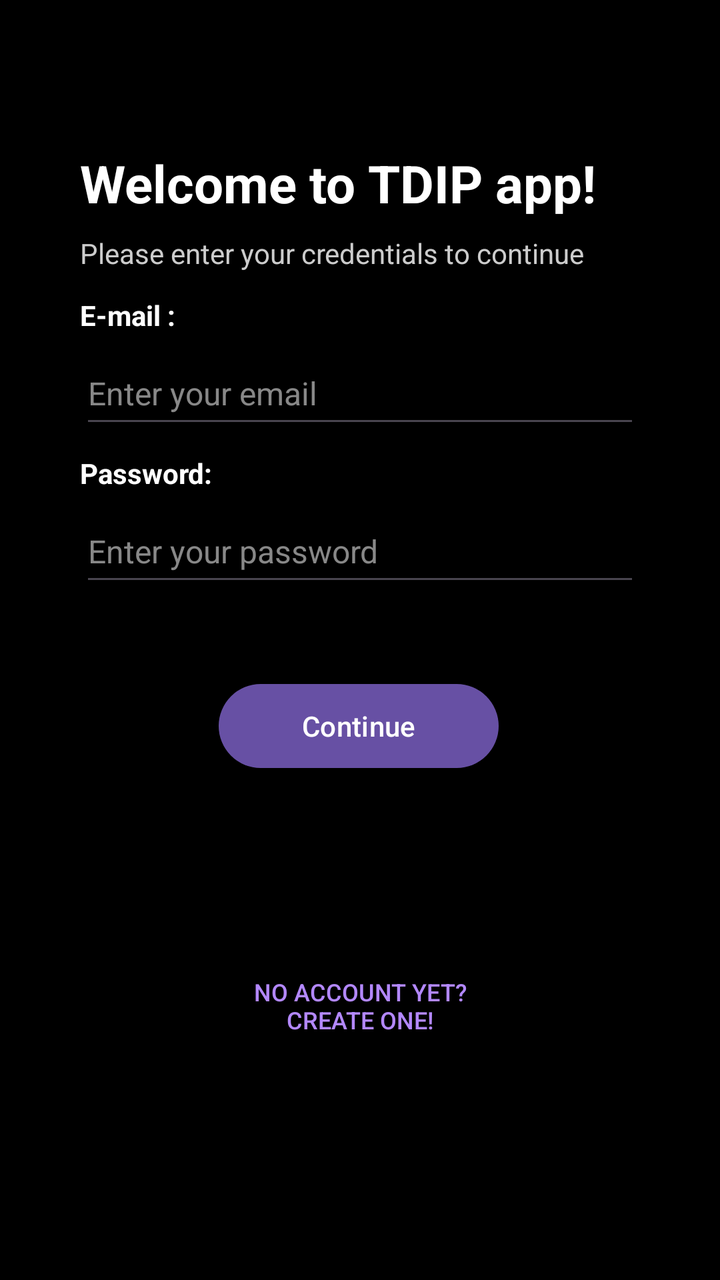
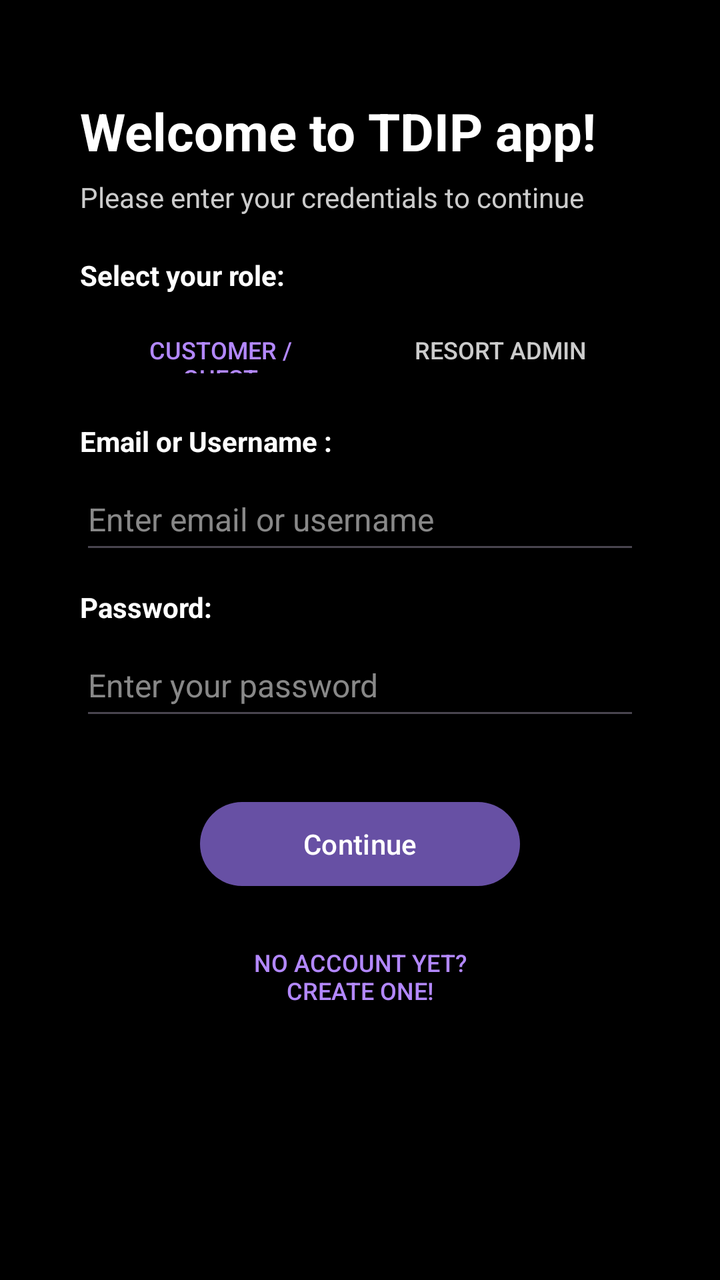

Before-and-after screenshots of an Android layout around one commit, followed by the original layout XML and the change that was made.
<!-- AndroidManifest.xml: application theme Theme.TDIP -->
<!-- res/layout/activity_main.xml -->
<?xml version="1.0" encoding="utf-8"?>
<androidx.constraintlayout.widget.ConstraintLayout xmlns:android="http://schemas.android.com/apk/res/android"
    xmlns:app="http://schemas.android.com/apk/res-auto"
    xmlns:tools="http://schemas.android.com/tools"
    android:id="@+id/main"
    android:layout_width="match_parent"
    android:layout_height="match_parent"
    android:background="@color/black"
    android:padding="24dp"
    tools:context=".MainActivity">

    <TextView
        android:id="@+id/welcome"
        android:layout_width="0dp"
        android:layout_height="wrap_content"
        android:layout_marginStart="16dp"
        android:layout_marginTop="50dp"
        android:text="Welcome to TDIP app!"
        android:textAlignment="textStart"
        android:textColor="@color/white"
        android:textSize="26sp"
        android:textStyle="bold"
        app:layout_constraintEnd_toEndOf="parent"
        app:layout_constraintHorizontal_bias="0.0"
        app:layout_constraintStart_toStartOf="parent"
        app:layout_constraintTop_toTopOf="parent" />

    <Button
        android:id="@+id/register_button"
        style="@style/Widget.AppCompat.Button.Borderless"
        android:layout_width="247dp"
        android:layout_height="49dp"
        android:text="No Account yet?\nCreate one!"
        android:textAlignment="center"
        android:textColor="#B388FF"
        android:textSize="12sp"
        app:layout_constraintBottom_toBottomOf="parent"
        app:layout_constraintEnd_toEndOf="parent"
        app:layout_constraintStart_toStartOf="parent"
        app:layout_constraintTop_toBottomOf="@+id/continue_button" />

    <Button
        android:id="@+id/continue_button"
        android:layout_width="140dp"
        android:layout_height="50dp"
        android:layout_marginTop="40dp"
        android:layout_marginBottom="20dp"
        android:text="Continue"
        android:textColor="@color/white"
        app:layout_constraintBottom_toTopOf="@+id/button2"
        app:layout_constraintEnd_toEndOf="parent"
        app:layout_constraintHorizontal_bias="0.497"
        app:layout_constraintStart_toStartOf="parent"
        app:layout_constraintTop_toBottomOf="@+id/editTextTextPassword" />

    <EditText
        android:id="@+id/editTextTextPassword"
        android:layout_width="0dp"
        android:layout_height="48dp"
        android:layout_marginStart="16dp"
        android:layout_marginTop="4dp"
        android:layout_marginEnd="16dp"
        android:ems="10"
        android:hint="Enter your password"
        android:inputType="textPassword"
        android:textColor="@color/white"
        android:textColorHint="#888888"
        android:textSize="16sp"
        app:layout_constraintEnd_toEndOf="parent"
        app:layout_constraintHorizontal_bias="0.0"
        app:layout_constraintStart_toStartOf="parent"
        app:layout_constraintTop_toBottomOf="@+id/textView3" />

    <TextView
        android:id="@+id/textView"
        android:layout_width="wrap_content"
        android:layout_height="wrap_content"
        android:layout_marginStart="16dp"
        android:layout_marginTop="12dp"
        android:text="E-mail :"
        android:textColor="@color/white"
        android:textSize="14sp"
        android:textStyle="bold"
        app:layout_constraintStart_toStartOf="parent"
        app:layout_constraintTop_toBottomOf="@+id/please_enter_creds" />

    <EditText
        android:id="@+id/editTextTextEmailAddress"
        android:layout_width="0dp"
        android:layout_height="48dp"
        android:layout_marginStart="16dp"
        android:layout_marginTop="4dp"
        android:layout_marginEnd="16dp"
        android:autoText="false"
        android:ems="10"
        android:hint="Enter your email"
        android:inputType="textEmailAddress"
        android:textColor="@color/white"
        android:textColorHint="#888888"
        android:textSize="16sp"
        app:layout_constraintEnd_toEndOf="parent"
        app:layout_constraintHorizontal_bias="0.0"
        app:layout_constraintStart_toStartOf="parent"
        app:layout_constraintTop_toBottomOf="@+id/textView" />

    <TextView
        android:id="@+id/textView3"
        android:layout_width="wrap_content"
        android:layout_height="wrap_content"
        android:layout_marginStart="16dp"
        android:layout_marginTop="8dp"
        android:text="Password:"
        android:textColor="@color/white"
        android:textSize="14sp"
        android:textStyle="bold"
        app:layout_constraintStart_toStartOf="parent"
        app:layout_constraintTop_toBottomOf="@+id/editTextTextEmailAddress" />

    <TextView
        android:id="@+id/please_enter_creds"
        android:layout_width="0dp"
        android:layout_height="wrap_content"
        android:layout_marginStart="16dp"
        android:layout_marginTop="8dp"
        android:text="Please enter your credentials to continue"
        android:textAlignment="textStart"
        android:textColor="#CCCCCC"
        android:textSize="14sp"
        app:layout_constraintEnd_toEndOf="parent"
        app:layout_constraintHorizontal_bias="0.0"
        app:layout_constraintStart_toStartOf="parent"
        app:layout_constraintTop_toBottomOf="@+id/welcome" />

</androidx.constraintlayout.widget.ConstraintLayout>
<!-- resources referenced by this layout -->
<resources>
  <color name="black">#FF000000</color>
  <color name="white">#FFFFFFFF</color>
  <style name="Theme.TDIP" parent="Base.Theme.TDIP" />
  <style name="Base.Theme.TDIP" parent="Theme.Material3.DayNight.NoActionBar">
          
          
      </style>
</resources>

<!-- the commit's change to res/layout/activity_main.xml (unified diff, before → after) -->
@@ -1,134 +1,182 @@
 <?xml version="1.0" encoding="utf-8"?>
-<androidx.constraintlayout.widget.ConstraintLayout xmlns:android="http://schemas.android.com/apk/res/android"
+<ScrollView xmlns:android="http://schemas.android.com/apk/res/android"
     xmlns:app="http://schemas.android.com/apk/res-auto"
     xmlns:tools="http://schemas.android.com/tools"
     android:id="@+id/main"
     android:layout_width="match_parent"
     android:layout_height="match_parent"
     android:background="@color/black"
-    android:padding="24dp"
+    android:fillViewport="true"
     tools:context=".MainActivity">
 
-    <TextView
-        android:id="@+id/welcome"
-        android:layout_width="0dp"
+    <androidx.constraintlayout.widget.ConstraintLayout
+        android:layout_width="match_parent"
         android:layout_height="wrap_content"
-        android:layout_marginStart="16dp"
-        android:layout_marginTop="50dp"
-        android:text="Welcome to TDIP app!"
-        android:textAlignment="textStart"
-        android:textColor="@color/white"
-        android:textSize="26sp"
-        android:textStyle="bold"
-        app:layout_constraintEnd_toEndOf="parent"
-        app:layout_constraintHorizontal_bias="0.0"
-        app:layout_constraintStart_toStartOf="parent"
-        app:layout_constraintTop_toTopOf="parent" />
+        android:padding="24dp">
 
-    <Button
-        android:id="@+id/register_button"
-        style="@style/Widget.AppCompat.Button.Borderless"
-        android:layout_width="247dp"
-        android:layout_height="49dp"
-        android:text="No Account yet?\nCreate one!"
-        android:textAlignment="center"
-        android:textColor="#B388FF"
-        android:textSize="12sp"
-        app:layout_constraintBottom_toBottomOf="parent"
-        app:layout_constraintEnd_toEndOf="parent"
-        app:layout_constraintStart_toStartOf="parent"
-        app:layout_constraintTop_toBottomOf="@+id/continue_button" />
+        <TextView
+            android:id="@+id/welcome"
+            android:layout_width="0dp"
+            android:layout_height="wrap_content"
+            android:layout_marginStart="16dp"
+            android:layout_marginTop="24dp"
+            android:text="Welcome to TDIP app!"
+            android:textAlignment="textStart"
+            android:textColor="@color/white"
+            android:textSize="26sp"
+            android:textStyle="bold"
+            app:layout_constraintEnd_toEndOf="parent"
+            app:layout_constraintStart_toStartOf="parent"
+            app:layout_constraintTop_toTopOf="parent" />
 
-    <Button
-        android:id="@+id/continue_button"
-        android:layout_width="140dp"
-        android:layout_height="50dp"
-        android:layout_marginTop="40dp"
-        android:layout_marginBottom="20dp"
-        android:text="Continue"
-        android:textColor="@color/white"
-        app:layout_constraintBottom_toTopOf="@+id/button2"
-        app:layout_constraintEnd_toEndOf="parent"
-        app:layout_constraintHorizontal_bias="0.497"
-        app:layout_constraintStart_toStartOf="parent"
-        app:layout_constraintTop_toBottomOf="@+id/editTextTextPassword" />
+        <TextView
+            android:id="@+id/please_enter_creds"
+            android:layout_width="0dp"
+            android:layout_height="wrap_content"
+            android:layout_marginStart="16dp"
+            android:layout_marginTop="6dp"
+            android:text="Please enter your credentials to continue"
+            android:textAlignment="textStart"
+            android:textColor="#CCCCCC"
+            android:textSize="14sp"
+            app:layout_constraintEnd_toEndOf="parent"
+            app:layout_constraintStart_toStartOf="parent"
+            app:layout_constraintTop_toBottomOf="@+id/welcome" />
 
-    <EditText
-        android:id="@+id/editTextTextPassword"
-        android:layout_width="0dp"
-        android:layout_height="48dp"
-        android:layout_marginStart="16dp"
-        android:layout_marginTop="4dp"
-        android:layout_marginEnd="16dp"
-        android:ems="10"
-        android:hint="Enter your password"
-        android:inputType="textPassword"
-        android:textColor="@color/white"
-        android:textColorHint="#888888"
-        android:textSize="16sp"
-        app:layout_constraintEnd_toEndOf="parent"
-        app:layout_constraintHorizontal_bias="0.0"
-        app:layout_constraintStart_toStartOf="parent"
-        app:layout_constraintTop_toBottomOf="@+id/textView3" />
+        
+        <TextView
+            android:id="@+id/role_label"
+            android:layout_width="0dp"
+            android:layout_height="wrap_content"
+            android:layout_marginStart="16dp"
+            android:layout_marginTop="20dp"
+            android:text="Select your role:"
+            android:textColor="@color/white"
+            android:textSize="14sp"
+            android:textStyle="bold"
+            app:layout_constraintEnd_toEndOf="parent"
+            app:layout_constraintStart_toStartOf="parent"
+            app:layout_constraintTop_toBottomOf="@+id/please_enter_creds" />
 
-    <TextView
-        android:id="@+id/textView"
-        android:layout_width="wrap_content"
-        android:layout_height="wrap_content"
-        android:layout_marginStart="16dp"
-        android:layout_marginTop="12dp"
-        android:text="E-mail :"
-        android:textColor="@color/white"
-        android:textSize="14sp"
-        android:textStyle="bold"
-        app:layout_constraintStart_toStartOf="parent"
-        app:layout_constraintTop_toBottomOf="@+id/please_enter_creds" />
+        <LinearLayout
+            android:id="@+id/role_container"
+            android:layout_width="0dp"
+            android:layout_height="wrap_content"
+            android:layout_marginStart="16dp"
+            android:layout_marginTop="8dp"
+            android:layout_marginEnd="16dp"
+            android:orientation="horizontal"
+            app:layout_constraintEnd_toEndOf="parent"
+            app:layout_constraintStart_toStartOf="parent"
+            app:layout_constraintTop_toBottomOf="@+id/role_label">
 
-    <EditText
-        android:id="@+id/editTextTextEmailAddress"
-        android:layout_width="0dp"
-        android:layout_height="48dp"
-        android:layout_marginStart="16dp"
-        android:layout_marginTop="4dp"
-        android:layout_marginEnd="16dp"
-        android:autoText="false"
-        android:ems="10"
-        android:hint="Enter your email"
-        android:inputType="textEmailAddress"
-        android:textColor="@color/white"
-        android:textColorHint="#888888"
-        android:textSize="16sp"
-        app:layout_constraintEnd_toEndOf="parent"
-        app:layout_constraintHorizontal_bias="0.0"
-        app:layout_constraintStart_toStartOf="parent"
-        app:layout_constraintTop_toBottomOf="@+id/textView" />
+            <Button
+                android:id="@+id/btn_role_customer"
+                style="@style/Widget.AppCompat.Button.Borderless"
+                android:layout_width="0dp"
+                android:layout_height="40dp"
+                android:layout_weight="1"
+                android:text="Customer / Guest"
+                android:textColor="#B388FF"
+                android:textSize="12sp" />
 
-    <TextView
-        android:id="@+id/textView3"
-        android:layout_width="wrap_content"
-        android:layout_height="wrap_content"
-        android:layout_marginStart="16dp"
-        android:layout_marginTop="8dp"
-        android:text="Password:"
-        android:textColor="@color/white"
-        android:textSize="14sp"
-        android:textStyle="bold"
-        app:layout_constraintStart_toStartOf="parent"
-        app:layout_constraintTop_toBottomOf="@+id/editTextTextEmailAddress" />
+            <Button
+                android:id="@+id/btn_role_admin"
+                style="@style/Widget.AppCompat.Button.Borderless"
+                android:layout_width="0dp"
+                android:layout_height="40dp"
+                android:layout_weight="1"
+                android:text="Resort Admin"
+                android:textColor="#CCCCCC"
+                android:textSize="12sp" />
 
-    <TextView
-        android:id="@+id/please_enter_creds"
-        android:layout_width="0dp"
-        android:layout_height="wrap_content"
-        android:layout_marginStart="16dp"
-        android:layout_marginTop="8dp"
-        android:text="Please enter your credentials to continue"
-        android:textAlignment="textStart"
-        android:textColor="#CCCCCC"
-        android:textSize="14sp"
-        app:layout_constraintEnd_toEndOf="parent"
-        app:layout_constraintHorizontal_bias="0.0"
-        app:layout_constraintStart_toStartOf="parent"
-        app:layout_constraintTop_toBottomOf="@+id/welcome" />
+        </LinearLayout>
 
-</androidx.constraintlayout.widget.ConstraintLayout>
+        <TextView
+            android:id="@+id/textView"
+            android:layout_width="wrap_content"
+            android:layout_height="wrap_content"
+            android:layout_marginStart="16dp"
+            android:layout_marginTop="16dp"
+            android:text="Email or Username :"
+            android:textColor="@color/white"
+            android:textSize="14sp"
+            android:textStyle="bold"
+            app:layout_constraintStart_toStartOf="parent"
+            app:layout_constraintTop_toBottomOf="@+id/role_container" />
+
+        <EditText
+            android:id="@+id/editTextTextEmailAddress"
+            android:layout_width="0dp"
+            android:layout_height="48dp"
+            android:layout_marginStart="16dp"
+            android:layout_marginTop="4dp"
+            android:layout_marginEnd="16dp"
+            android:ems="10"
+            android:hint="Enter email or username"
+            android:inputType="text"
+            android:textColor="@color/white"
+            android:textColorHint="#888888"
+            android:textSize="16sp"
+            app:layout_constraintEnd_toEndOf="parent"
+            app:layout_constraintStart_toStartOf="parent"
+            app:layout_constraintTop_toBottomOf="@+id/textView" />
+
+        <TextView
+            android:id="@+id/textView3"
+            android:layout_width="wrap_content"
+            android:layout_height="wrap_content"
+            android:layout_marginStart="16dp"
+            android:layout_marginTop="12dp"
+            android:text="Password:"
+            android:textColor="@color/white"
+            android:textSize="14sp"
+            android:textStyle="bold"
+            app:layout_constraintStart_toStartOf="parent"
+            app:layout_constraintTop_toBottomOf="@+id/editTextTextEmailAddress" />
+
+        <EditText
+            android:id="@+id/editTextTextPassword"
+            android:layout_width="0dp"
+            android:layout_height="48dp"
+            android:layout_marginStart="16dp"
+            android:layout_marginTop="4dp"
+            android:layout_marginEnd="16dp"
+            android:ems="10"
+            android:hint="Enter your password"
+            android:inputType="textPassword"
+            android:textColor="@color/white"
+            android:textColorHint="#888888"
+            android:textSize="16sp"
+            app:layout_constraintEnd_toEndOf="parent"
+            app:layout_constraintStart_toStartOf="parent"
+            app:layout_constraintTop_toBottomOf="@+id/textView3" />
+
+        <Button
+            android:id="@+id/continue_button"
+            android:layout_width="160dp"
+            android:layout_height="50dp"
+            android:layout_marginTop="32dp"
+            android:text="Continue"
+            android:textColor="@color/white"
+            app:layout_constraintEnd_toEndOf="parent"
+            app:layout_constraintStart_toStartOf="parent"
+            app:layout_constraintTop_toBottomOf="@+id/editTextTextPassword" />
+
+        <Button
+            android:id="@+id/register_button"
+            style="@style/Widget.AppCompat.Button.Borderless"
+            android:layout_width="247dp"
+            android:layout_height="49dp"
+            android:layout_marginTop="16dp"
+            android:text="No Account yet?\nCreate one!"
+            android:textAlignment="center"
+            android:textColor="#B388FF"
+            android:textSize="12sp"
+            app:layout_constraintEnd_toEndOf="parent"
+            app:layout_constraintStart_toStartOf="parent"
+            app:layout_constraintTop_toBottomOf="@+id/continue_button" />
+
+    </androidx.constraintlayout.widget.ConstraintLayout>
+
+</ScrollView>
